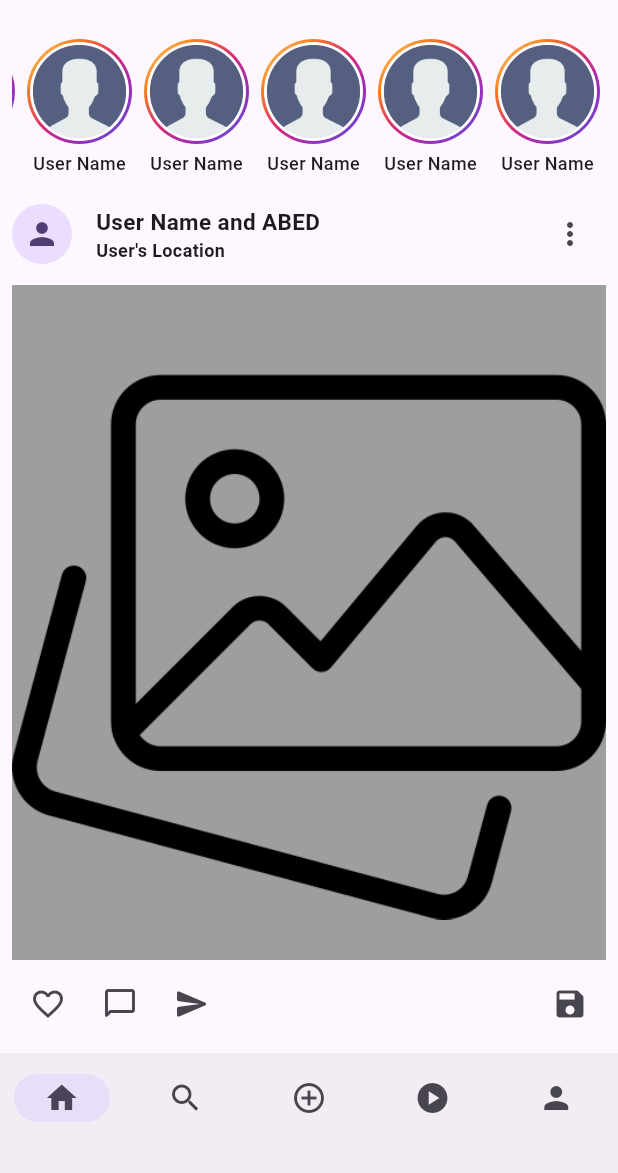
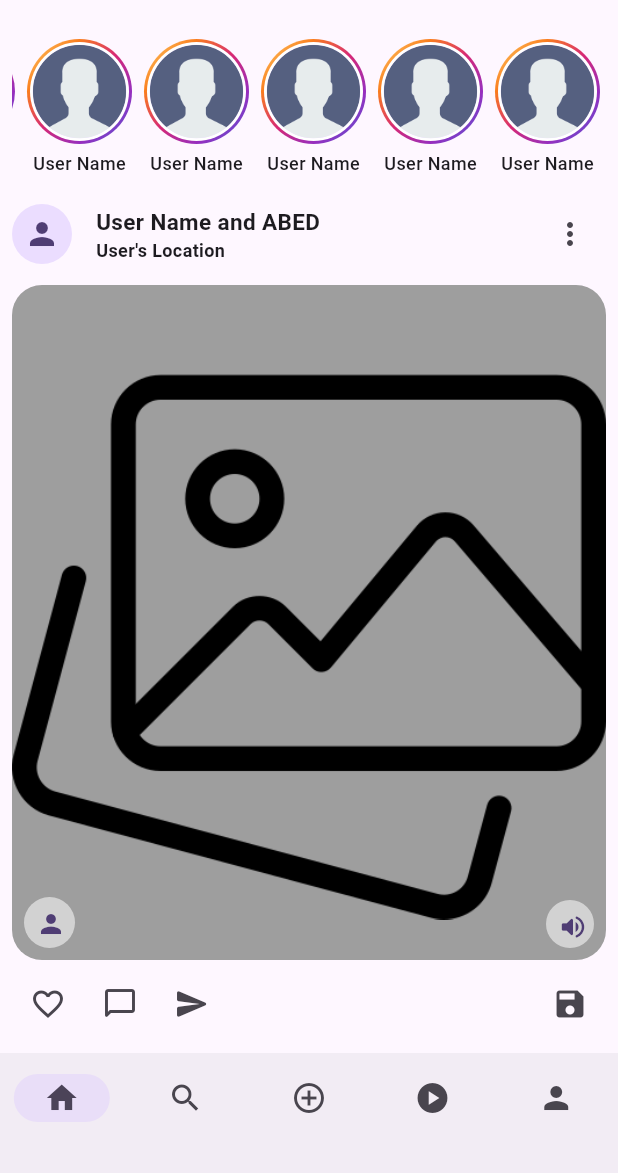
Before and after one commit to ParagSenDeka/ig_clone, a Flutter app: the screen it shows after launch, on a phone screen of 412 x 824 dp, the part 63-1236 px from its top. Run offline on Flutter 3.47's test engine with Material 3 defaults, Android fonts, the phone set to English and light mode, and no system bars; our stand-ins replace google_fonts.

Commit message:
Home Screen Design

```diff
--- a/lib/pages/HomePage.dart
+++ b/lib/pages/HomePage.dart
@@ -154,14 +154,33 @@ class HomePage extends StatelessWidget {
                     ],
                   ),
                   const SizedBox(height: 10),
+                  Stack(children: [
                     Container(
                       height: 450,
                       width: double.infinity,
-                    decoration: const BoxDecoration(color: Colors.grey),
+                      decoration: BoxDecoration(color: Colors.grey,borderRadius: BorderRadius.circular(20)),
                       child: Image(
                           image: AssetImage(
                         'assets/Post.png',
                       )),
+                    ),
+                    Positioned(
+                        left: 8,
+                        bottom: 8,
+                        child: CircleAvatar(
+                            radius: 17,
+                            backgroundColor: Colors.white54,
+                            child: IconButton(
+                                onPressed: () {}, icon: Icon(Icons.person,size: 20,)))),
+                    Positioned(
+                        right: 8,
+                        bottom: 8,
+                        child: CircleAvatar(
+                            radius: 16,
+                            backgroundColor: Colors.white54,
+                            child: IconButton(
+                                onPressed: () {},
+                                icon: Icon(Icons.volume_up_rounded,size: 20,)))),]
                   ),
                   const SizedBox(height: 5),
                   Row(
@@ -190,12 +209,41 @@ class HomePage extends StatelessWidget {
                       ),
                     ],
                   ),
+                  Padding(
+                    padding: const EdgeInsets.only(left: 8.0),
+                    child: Column(
+                      crossAxisAlignment: CrossAxisAlignment.start,
+                      children: [
+                        Text(
+                          'Like by ABCD and XYZ and others',
+                          style: TextStyle(
+                              fontSize: 14, fontWeight: FontWeight.w600),
+                        ),
+                        SizedBox(
+                          height: 4,
+                        ),
+                        Text(
+                          "User's caption..... more ",
+                          style: TextStyle(
+                              fontSize: 12, fontWeight: FontWeight.w500),
+                        ),
+                        SizedBox(
+                          height: 3,
+                        ),
+                        Text(
+                          'Time 00 day ago ..',
+                          style: TextStyle(
+                              fontSize: 10, fontWeight: FontWeight.w400),
+                        ),
+                      ],
+                    ),
+                  ),
                   const Padding(
                     padding: EdgeInsets.only(left: 10),
                     child: Column(
                       crossAxisAlignment: CrossAxisAlignment.start,
                       children: [
-                        SizedBox(height: 10),
+                        SizedBox(height: 12),
                         Padding(
                           padding: EdgeInsets.only(right: 10),
                           child: Row(
```
Lines whose indentation alone changed are shown as unchanged.
